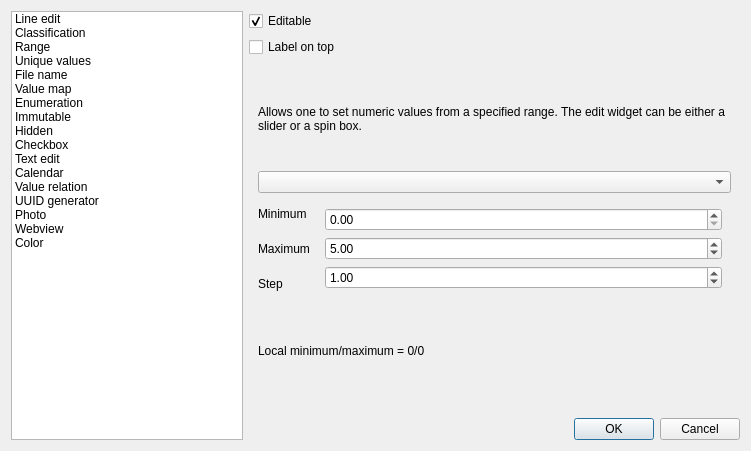
Before: the Qt Designer form src/ui/qgsattributetypeedit.ui in carsmie/QGIS, drawn with Qt 5.
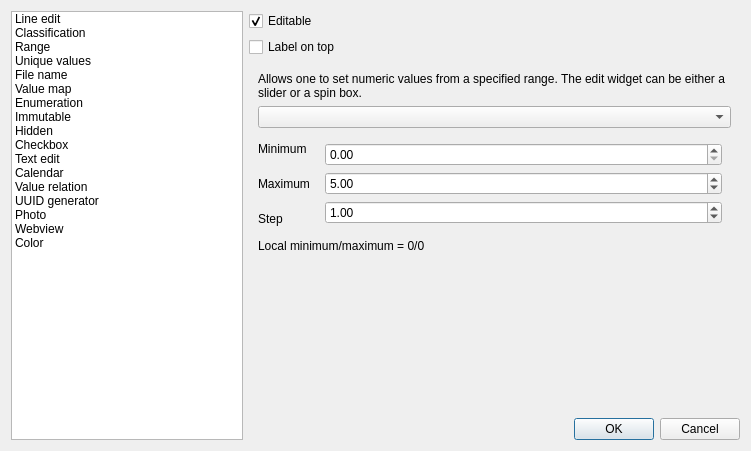
After: the same form once the commit is applied. The open tabs and pages were chosen to show the change.

```diff
--- a/src/ui/qgsattributetypeedit.ui
+++ b/src/ui/qgsattributetypeedit.ui
@@ -306,6 +306,19 @@
            </property>
           </widget>
          </item>
+         <item>
+          <spacer name="verticalSpacer_13">
+           <property name="orientation">
+            <enum>Qt::Vertical</enum>
+           </property>
+           <property name="sizeHint" stdset="0">
+            <size>
+             <width>20</width>
+             <height>40</height>
+            </size>
+           </property>
+          </spacer>
+         </item>
         </layout>
        </item>
       </layout>
```
